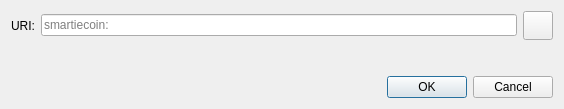
This is src/qt/forms/openuridialog.ui in Korsh-Dev/Korsh-Code-Mainnet as Qt 5 draws it before an edit. The edited form follows.
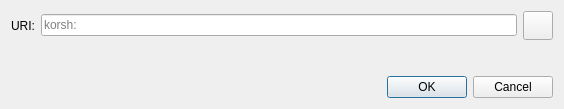
This is the edited form. Custom widgets are drawn as their Qt base class.

Commit message: Initialize Korsh Core mainnet fork

Patch:
```diff
--- a/src/qt/forms/openuridialog.ui
+++ b/src/qt/forms/openuridialog.ui
@@ -26,7 +26,7 @@
      <item>
       <widget class="QValidatedLineEdit" name="uriEdit">
        <property name="placeholderText">
-        <string notr="true">smartiecoin:</string>
+        <string notr="true">korsh:</string>
        </property>
       </widget>
      </item>
```
Left out of the diff: 2 changed lines with no effect on the pictures. The commit also changes 648 other files.
